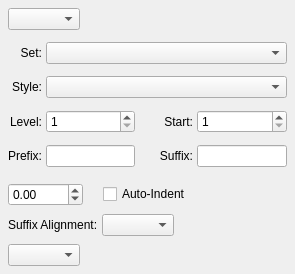
This is scribus/ui/propertywidget_pareffectbase.ui in Fahad-Alsaidi/scribus as Qt 5 draws it before an edit. The edited form follows.
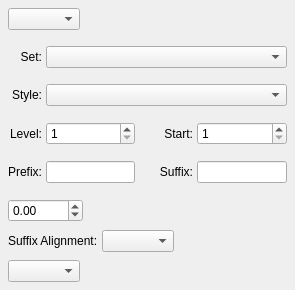
This is the edited form. Custom widgets are drawn as their Qt base class.

Commit message: delete parEffectIndent for better

```diff
--- a/scribus/ui/propertywidget_pareffectbase.ui
+++ b/scribus/ui/propertywidget_pareffectbase.ui
@@ -7,7 +7,7 @@
     <x>0</x>
     <y>0</y>
     <width>295</width>
-    <height>274</height>
+    <height>290</height>
    </rect>
   </property>
   <layout class="QVBoxLayout" name="verticalLayout">
@@ -438,13 +438,6 @@
           </layout>
          </widget>
         </item>
-        <item>
-         <widget class="QCheckBox" name="peIndent">
-          <property name="text">
-           <string>Auto-Indent</string>
-          </property>
-         </widget>
-        </item>
         <item>
          <spacer name="horizontalSpacer_5">
           <property name="orientation">
```
Left out of the diff: 7 changed lines with no effect on the pictures. The commit also changes 13 other files.
